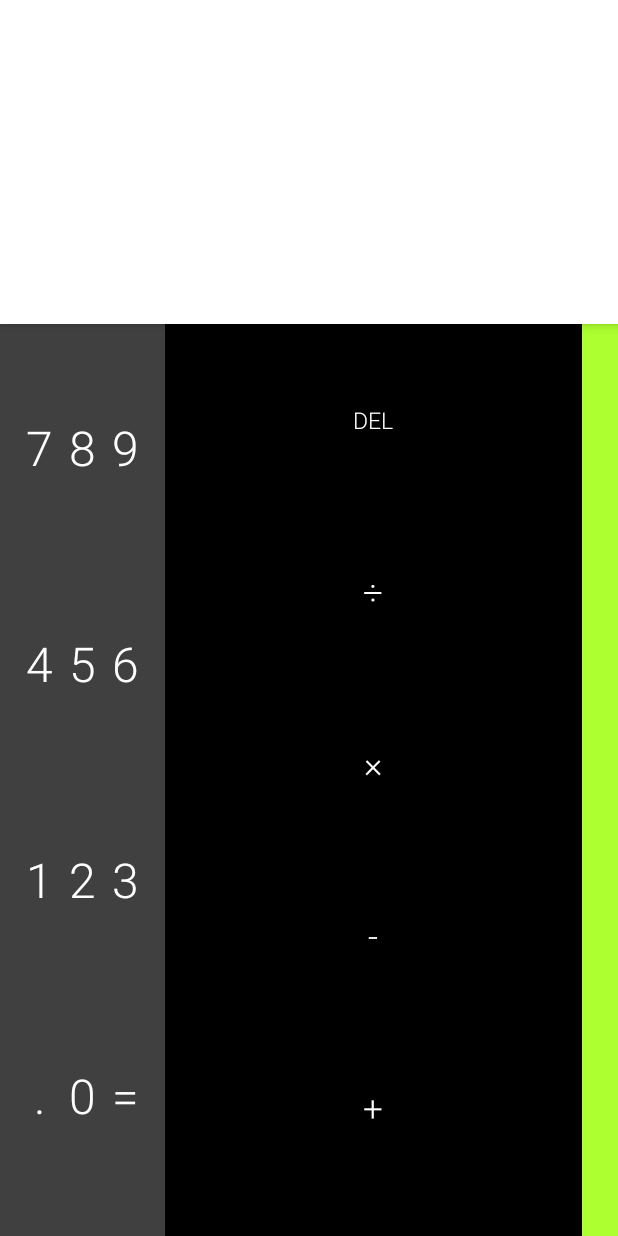
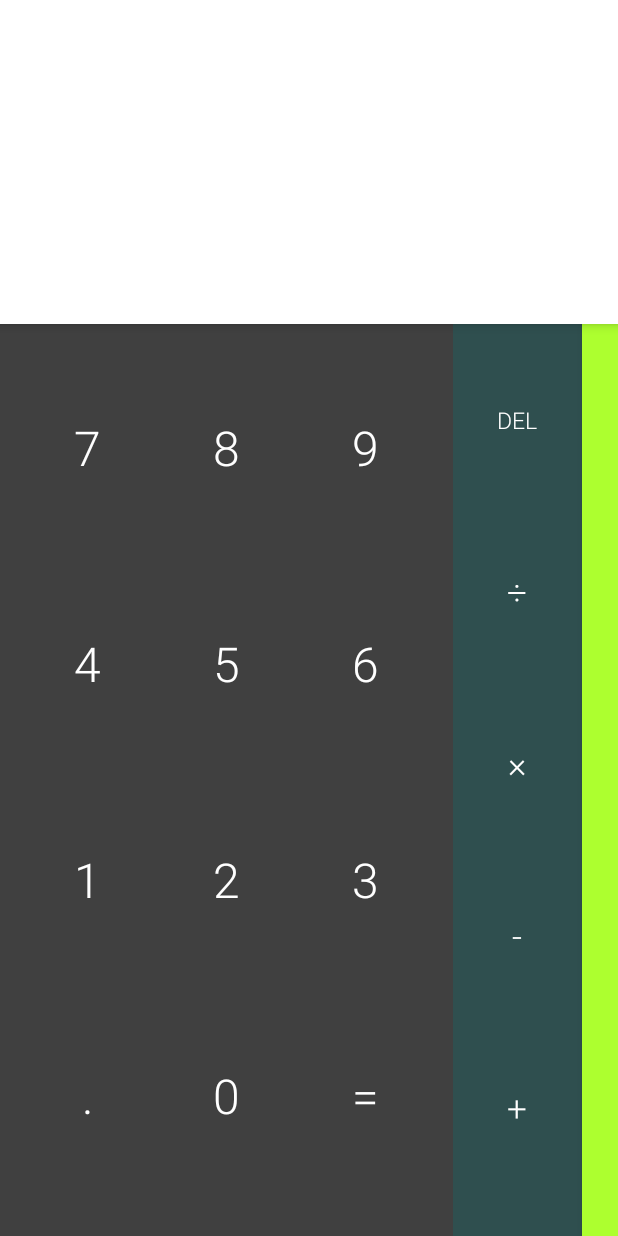
Before and after one commit to BrianLusina/ACalc, an Android app: the layout calculator_activity_layout.xml on its own in the app's theme, with its tools: preview values and no code run, on a phone screen of 412 x 824 dp. Run offline under Robolectric (Android 15) with nearby library versions, the phone set to English and light mode, and no system bars.

Commit message:
edit operator layout

```diff
--- a/app/src/main/res/layout/calculator_activity_layout.xml
+++ b/app/src/main/res/layout/calculator_activity_layout.xml
@@ -23,11 +23,15 @@
             android:layout_width="match_parent"
             android:layout_height="match_parent">
 
+            <!--numeric keypad-->
             <include layout="@layout/pad_numeric" />
+
+            <!--operator keypad-->
             <include layout="@layout/pad_operator_one_col" />
 
         </LinearLayout>
 
+        <!--advance keypad-->
         <include layout="@layout/pad_advanced" />
 
     </com.netlify.thelusina.acalc.widgets.PadViewPager>
--- a/app/src/main/res/layout/pad_operator_one_col.xml
+++ b/app/src/main/res/layout/pad_operator_one_col.xml
@@ -1,11 +1,12 @@
 <?xml version="1.0" encoding="utf-8"?>
 <com.netlify.thelusina.acalc.widgets.PadLayout
     xmlns:android="http://schemas.android.com/apk/res/android"
-    android:layout_width="match_parent"
-    android:layout_height="match_parent"
     style="@style/PadLayoutStyle.Operator"
     android:columnCount="1"
-    android:rowCount="5">
+    android:background="@color/dark_slate_gray"
+    android:rowCount="5"
+    android:layout_height="match_parent"
+    android:layout_width="150dp">
 
     <Button
         android:id="@+id/del"
--- a/app/src/main/res/values/styles.xml
+++ b/app/src/main/res/values/styles.xml
@@ -46,6 +46,7 @@
         <item name="android:layout_width">match_parent</item>
         <item name="android:layout_height">match_parent</item>
     </style>
+
 
     <style name="DisplayEditTextStyle.Formula">
         <item name="android:paddingTop">48dip</item>
@@ -129,5 +130,4 @@
         <item name="android:paddingEnd">28dip</item>
     </style>
 
-
 </resources>
```
